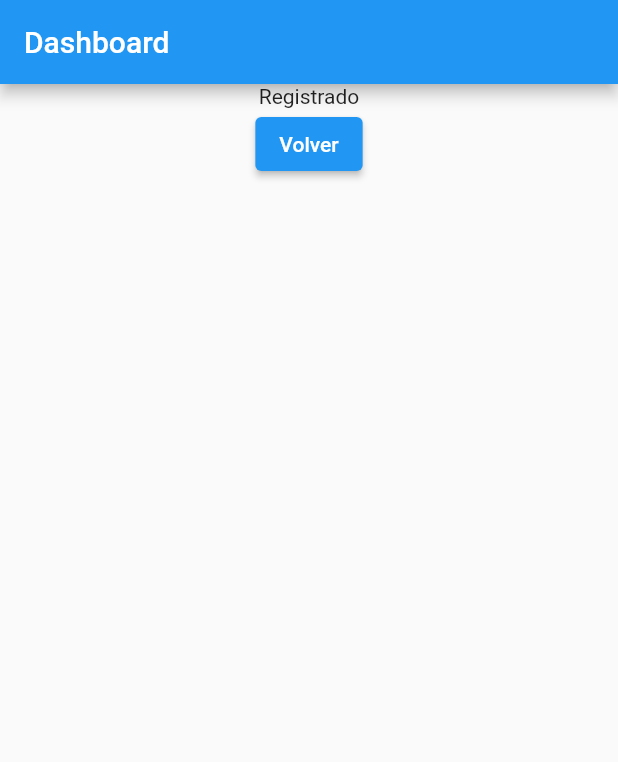
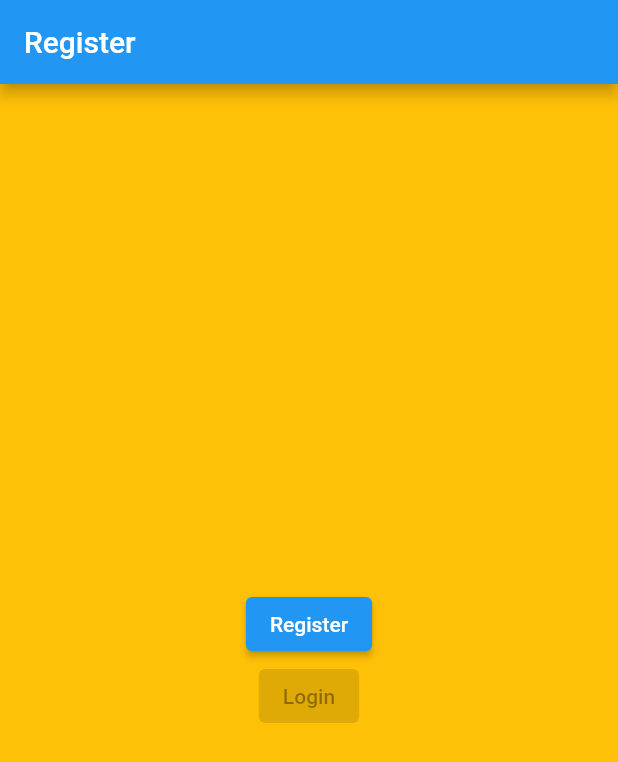
Before and after one commit to doble97/practicas_flutter_login, a Flutter app: the RegisteredUserPage screen opened directly, after a tap on "Volver", on a phone screen of 412 x 824 dp. Shown: the top 762 px of the screen. Run offline on Flutter 3.47's test engine with Material 2 defaults, Android fonts, the phone set to English and light mode, and no system bars.

Commit message:
Preparando para otra rama

```diff
--- a/lib/main.dart
+++ b/lib/main.dart
@@ -1,8 +1,12 @@
 import 'package:flutter/material.dart';
+import 'package:login_final/pages/registered_user/user_in_page.dart';
+import 'package:provider/provider.dart';
 import 'package:login_final/pages/main_page.dart';
+import 'package:login_final/provider/user_provider.dart';
 
 void main() {
-  runApp(const MyApp());
+  runApp(ChangeNotifierProvider(
+      create: (context) => UserProvider(), child: const MyApp()));
 }
 
 class MyApp extends StatelessWidget {
@@ -25,7 +29,13 @@ class MyApp extends StatelessWidget {
         // is not restarted.
         primarySwatch: Colors.blue,
       ),
-      home: const MainPage(title: 'Inicio'),
+      home: Consumer<UserProvider>(builder: (context, userProvider, _) {
+        if (userProvider.isLoged) {
+          return RegisteredUserPage();
+        } else {
+          return MainPage();
+        }
+      }),
     );
   }
 }
--- a/lib/pages/main_page.dart
+++ b/lib/pages/main_page.dart
@@ -1,16 +1,47 @@
 import 'package:flutter/material.dart';
-import 'package:flutter/src/widgets/framework.dart';
-import 'package:flutter/src/widgets/placeholder.dart';
+import 'package:login_final/models/user_model.dart';
 import 'package:login_final/pages/register/register_page.dart';
+import 'package:login_final/pages/registered_user/user_in_page.dart';
+import 'package:login_final/provider/user_provider.dart';
+import 'package:provider/provider.dart';
 
 class MainPage extends StatelessWidget {
+  const MainPage({super.key});
+
+  @override
+  Widget build(BuildContext context) {
+    return Consumer<UserProvider>(
+      builder: (context, userProvider, _) {
+        if (userProvider.isLoged) {
+          print('Consumer .... if');
+          return RegisteredUserPage();
+        } else {
+          print('Consumer .... else');
+
+          return NotRegisteredWidget(
+            title: 'Register',
+            onChangeState: (UserModel user) {
+              userProvider.login(user);
+            },
+          );
+        }
+      },
+    );
+  }
+}
+
+class NotRegisteredWidget extends StatelessWidget {
+  final Function(UserModel user) onChangeState;
+  const NotRegisteredWidget(
+      {super.key, required this.title, required this.onChangeState});
+
   final String title;
-  const MainPage({super.key, required this.title});
 
   @override
   Widget build(BuildContext context) {
     return Scaffold(
       appBar: AppBar(
+        automaticallyImplyLeading: false,
         title: Text(title),
       ),
       body: Container(
@@ -21,8 +52,15 @@ class MainPage extends StatelessWidget {
             children: [
               ElevatedButton(
                   onPressed: () {
+                    // Navigator.of(context).push(MaterialPageRoute(
+                    //     builder: (context) => const RegisterPage(
+                    //           onCallback: (UserModel user){onChangeState(user)},
+                    //         )));
                     Navigator.of(context).push(MaterialPageRoute(
-                        builder: (context) => const RegisterPage()));
+                        builder: (context) =>
+                            RegisterPage(onCallback: (UserModel user) {
+                              onChangeState(user);
+                            })));
                   },
                   child: Text('Register')),
               ElevatedButton(onPressed: null, child: Text('Login')),
--- a/lib/pages/registered_user/user_in_page.dart
+++ b/lib/pages/registered_user/user_in_page.dart
@@ -3,6 +3,9 @@ import 'dart:io';
 import 'package:flutter/material.dart';
 import 'package:flutter/src/widgets/framework.dart';
 import 'package:flutter/src/widgets/placeholder.dart';
+import 'package:login_final/pages/main_page.dart';
+import 'package:login_final/provider/user_provider.dart';
+import 'package:provider/provider.dart';
 
 class RegisteredUserPage extends StatelessWidget {
   const RegisteredUserPage({super.key});
@@ -21,7 +24,9 @@ class RegisteredUserPage extends StatelessWidget {
               Text('Registrado'),
               ElevatedButton(
                   onPressed: () {
-                    exit(0);
+                    context.read<UserProvider>().logout();
+                    Navigator.pushReplacement(context,
+                        MaterialPageRoute(builder: (context) => MainPage()));
                   },
                   child: Text('Volver'))
             ],
--- a/lib/provider/user_provider.dart
+++ b/lib/provider/user_provider.dart
@@ -3,13 +3,17 @@ import 'package:login_final/models/user_model.dart';
 
 class UserProvider extends ChangeNotifier {
   late UserModel? user;
+  bool isLoged = false;
   List<UserModel> users = [];
   void login(UserModel user) {
+    isLoged = true;
     user = user;
+    print('provider login');
     notifyListeners();
   }
 
   void logout() {
+    isLoged = false;
     user = null;
     notifyListeners();
   }
```
Also changed, not shown: lib/pages/register/register_page.dart (+9 -3 lines).
